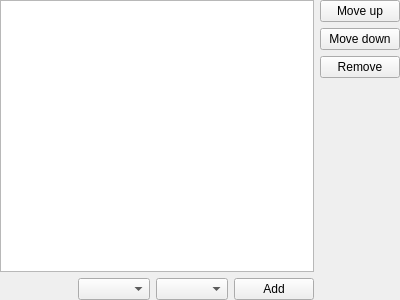
The window that src/plugins/intermutko/acceptlangwidget.ui (0xd34df00d/leechcraft) describes before a commit, drawn with Qt 5.
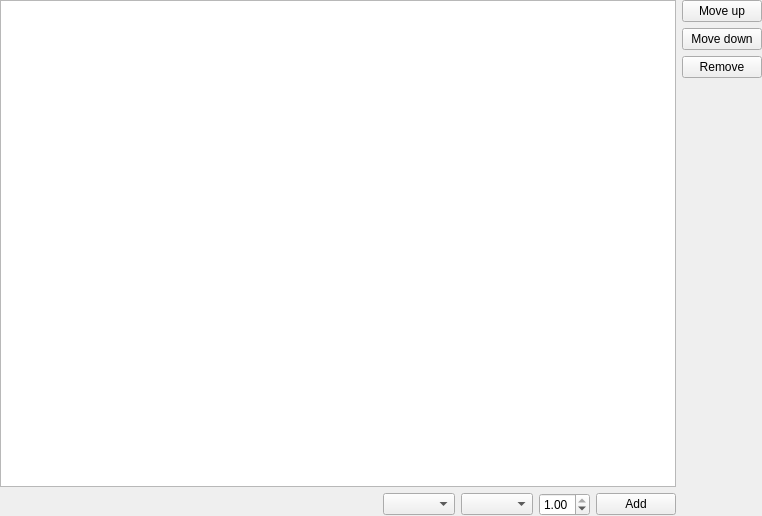
The same window after the commit. Icons and pictures are not drawn.

Commit message: [Intermutko] UI for setting Q-values for #1873.

```diff
--- a/src/plugins/intermutko/acceptlangwidget.ui
+++ b/src/plugins/intermutko/acceptlangwidget.ui
@@ -6,8 +6,8 @@
    <rect>
     <x>0</x>
     <y>0</y>
-    <width>400</width>
-    <height>300</height>
+    <width>762</width>
+    <height>516</height>
    </rect>
   </property>
   <property name="windowTitle">
@@ -47,6 +47,22 @@
          </property>
         </widget>
        </item>
+       <item>
+        <widget class="QDoubleSpinBox" name="Q_">
+         <property name="toolTip">
+          <string>Language quality factor, controlling the preference of a given language.</string>
+         </property>
+         <property name="maximum">
+          <double>1.000000000000000</double>
+         </property>
+         <property name="singleStep">
+          <double>0.100000000000000</double>
+         </property>
+         <property name="value">
+          <double>1.000000000000000</double>
+         </property>
+        </widget>
+       </item>
        <item>
         <widget class="QPushButton" name="Add_">
          <property name="text">
```
The commit also changes 1 other file.
